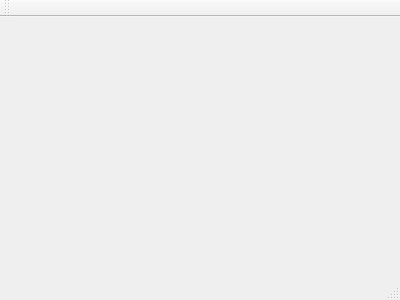
Qt form src/video.ui (UjOwtuc/video) before a commit.
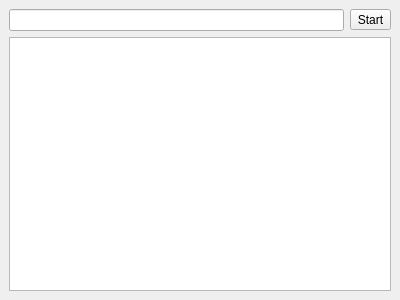
The same form after that commit.

Diff of the .ui file:
```diff
--- a/src/video.ui
+++ b/src/video.ui
@@ -13,17 +13,39 @@
   <property name="windowTitle">
    <string>video</string>
   </property>
-  <widget class="QWidget" name="centralWidget"/>
-  <widget class="QMenuBar" name="menuBar"/>
-  <widget class="QToolBar" name="mainToolBar">
-   <attribute name="toolBarArea">
-    <enum>TopToolBarArea</enum>
-   </attribute>
-   <attribute name="toolBarBreak">
-    <bool>false</bool>
-   </attribute>
+  <widget class="QWidget" name="centralWidget">
+   <layout class="QGridLayout" name="gridLayout">
+    <item row="0" column="0">
+     <widget class="QLineEdit" name="numEdit"/>
+    </item>
+    <item row="0" column="1">
+     <widget class="QToolButton" name="startButton">
+      <property name="text">
+       <string>Start</string>
+      </property>
+     </widget>
+    </item>
+    <item row="1" column="0" colspan="2">
+     <widget class="QTableView" name="tableView">
+      <property name="alternatingRowColors">
+       <bool>true</bool>
+      </property>
+      <property name="selectionMode">
+       <enum>QAbstractItemView::SingleSelection</enum>
+      </property>
+      <property name="selectionBehavior">
+       <enum>QAbstractItemView::SelectRows</enum>
+      </property>
+      <attribute name="horizontalHeaderVisible">
+       <bool>false</bool>
+      </attribute>
+      <attribute name="verticalHeaderVisible">
+       <bool>false</bool>
+      </attribute>
+     </widget>
+    </item>
+   </layout>
   </widget>
-  <widget class="QStatusBar" name="statusBar"/>
  </widget>
  <resources/>
  <connections/>
```
